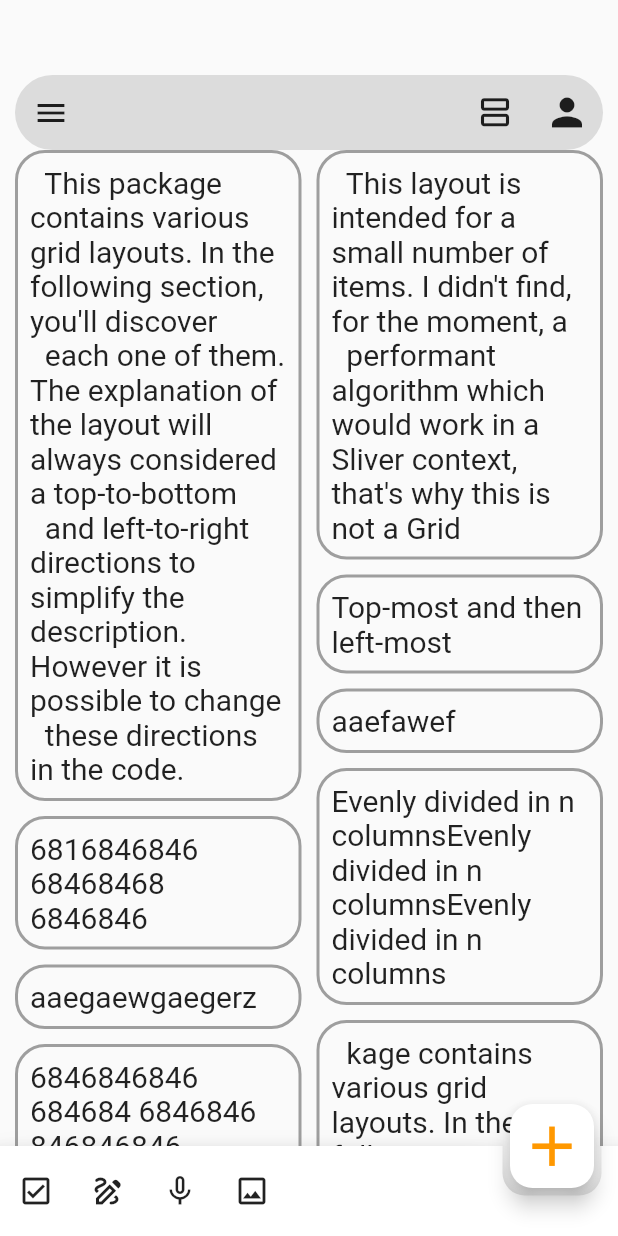
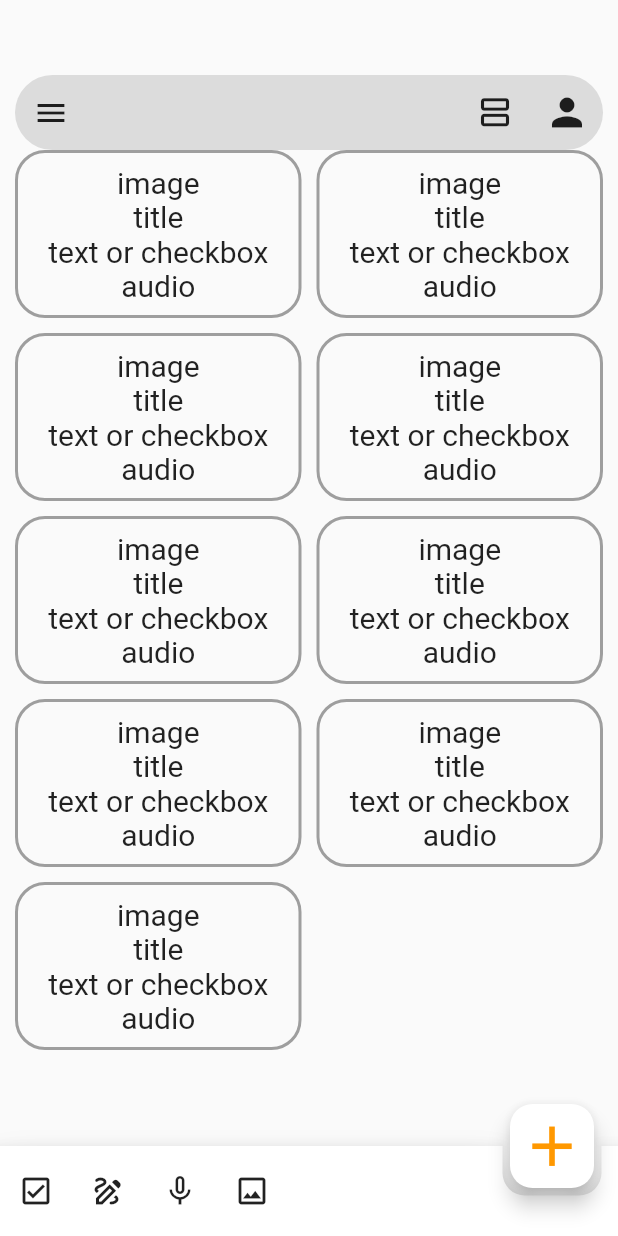
Before and after one commit to CaptenSepp/note_app_google_keep, a Flutter app: the screen it shows after launch, on a phone screen of 412 x 824 dp. Run offline on Flutter 3.47's test engine with Material 2 defaults, Android fonts, the phone set to English and light mode, and no system bars; our stand-ins replace hive; accounts and stored records are empty.

Commit message:
note component added with column

```diff
--- a/lib/src/modules/home/components/note_component.dart
+++ b/lib/src/modules/home/components/note_component.dart
@@ -1,7 +1,4 @@
 import 'package:flutter/material.dart';
-// import 'package:flutter_staggered_grid_view/flutter_staggered_grid_view.dart';
-
-import '../../../../assets/values.dart';
 
 class NoteComponent extends StatelessWidget {
   const NoteComponent({
@@ -12,32 +9,17 @@
   final int index;
   @override
   Widget build(BuildContext context) {
-    return Text(notes[getIndex()!], style: const TextStyle(fontSize: 20));
+    return Column(
+      children: const [
+        Text('image', style: TextStyle(fontSize: 20)),
+        Text('title', style: TextStyle(fontSize: 20)),
+        Text('text or checkbox', style: TextStyle(fontSize: 20)),
+        Text('audio', style: TextStyle(fontSize: 20)),
+      ],
+    );
   }
 
   int? getIndex() {
     return index;
   }
 }
-
-//TODO make a GridView photo of elements inside of the notes to show on home screen
-
-  // required this.count,
-  // final int count;
-
-
-  // Widget build(BuildContext context) {
-  //   return MasonryGridView.count(
-  //     shrinkWrap: true,
-  //     itemCount: 2,
-  //     itemBuilder: (context, index) {
-  //       return Text(notes[getIndex()!], style: const TextStyle(fontSize: 20));
-  //     },
-  //     crossAxisCount: getCrossAxisCount(),
-  //   );
-  // }
-
-
-  // getCrossAxisCount() {
-  //   return 1;
-  // }
```
